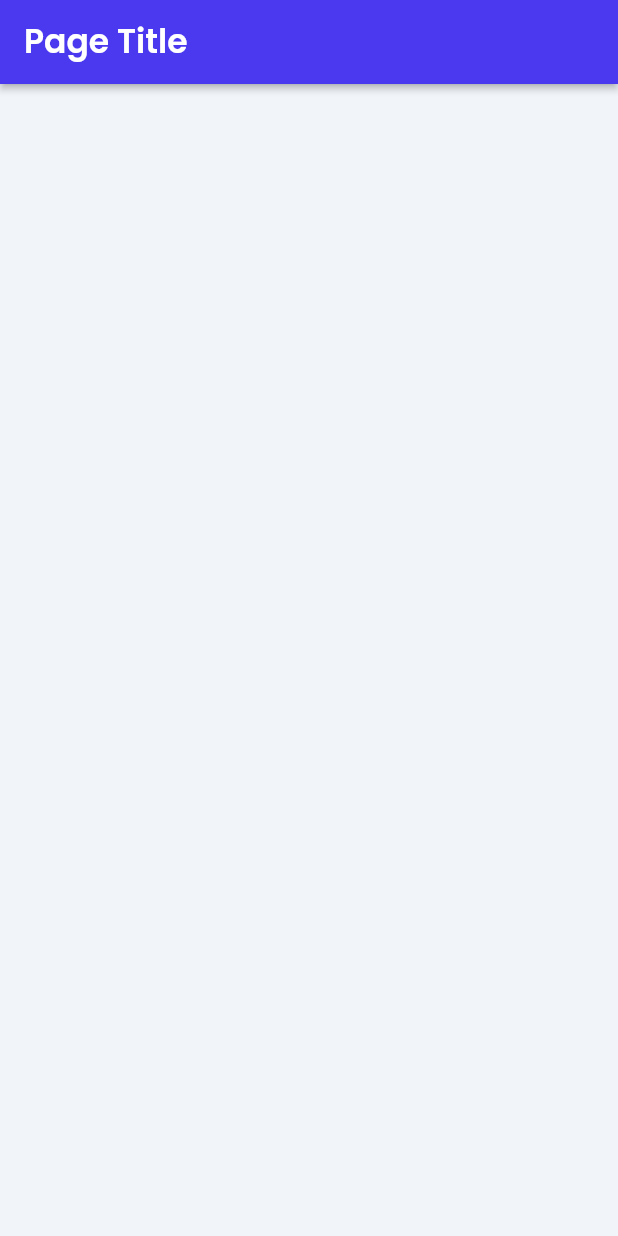
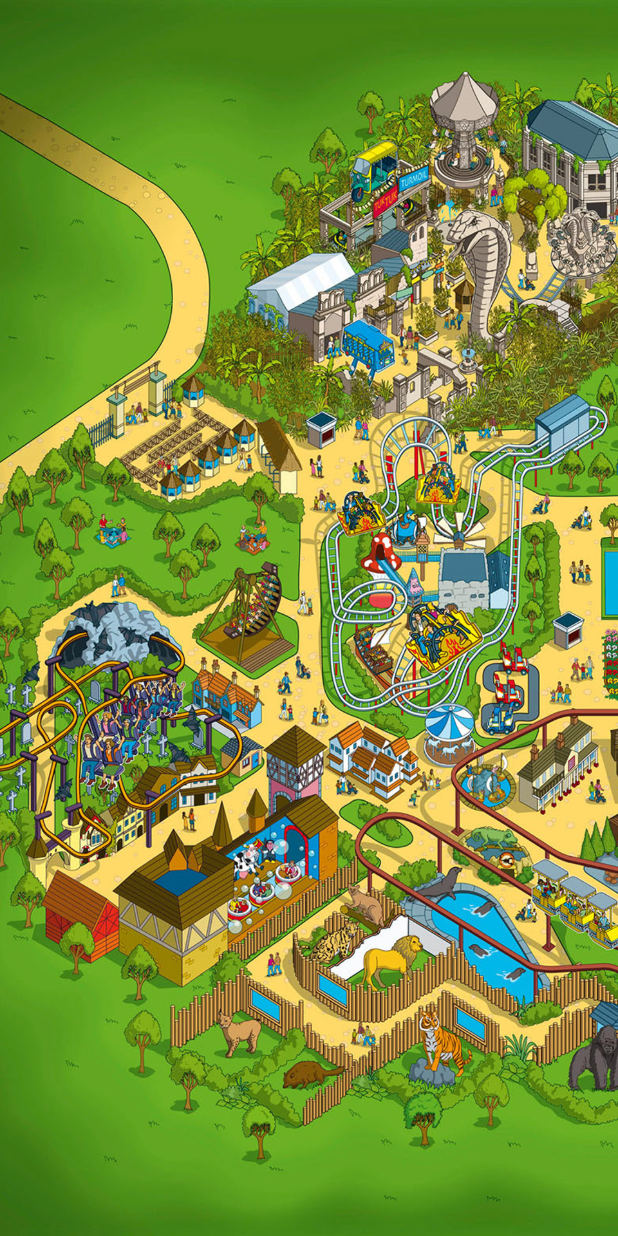
Before and after one commit to thordeveloprs/theme-park, a Flutter app: the MapViewWidget screen opened by its route, on a phone screen of 412 x 824 dp. Run offline on Flutter 3.47's test engine with Material 2 defaults, Android fonts, the phone set to English and light mode, and no system bars; our stand-ins replace auto_size_text, built_collection, built_value, cloud_firestore, firebase_core, flutter_svg and 6 more; accounts and stored records are empty.

Commit message:
img added

```diff
--- a/lib/map_view/map_view_widget.dart
+++ b/lib/map_view/map_view_widget.dart
@@ -25,27 +25,21 @@ class _MapViewWidgetState extends State<MapViewWidget> {
     return Scaffold(
       key: scaffoldKey,
       backgroundColor: FlutterFlowTheme.of(context).primaryBackground,
-      appBar: AppBar(
-        backgroundColor: FlutterFlowTheme.of(context).primaryColor,
-        automaticallyImplyLeading: false,
-        title: Text(
-          'Page Title',
-          style: FlutterFlowTheme.of(context).title2.override(
-                fontFamily: 'Poppins',
-                color: Colors.white,
-                fontSize: 22,
-              ),
-        ),
-        actions: [],
-        centerTitle: false,
-        elevation: 2,
-      ),
       body: SafeArea(
         child: GestureDetector(
           onTap: () => FocusScope.of(context).requestFocus(_unfocusNode),
           child: Column(
             mainAxisSize: MainAxisSize.max,
-            children: [],
+            children: [
+              Expanded(
+                child: Image.asset(
+                  'assets/images/map.jpg',
+                  width: double.infinity,
+                  height: 100,
+                  fit: BoxFit.cover,
+                ),
+              ),
+            ],
           ),
         ),
       ),
```
Also changed, not shown: lib/rides_detail/rides_detail_widget.dart (+6 -6 lines), assets/images/map.jpg (added).
